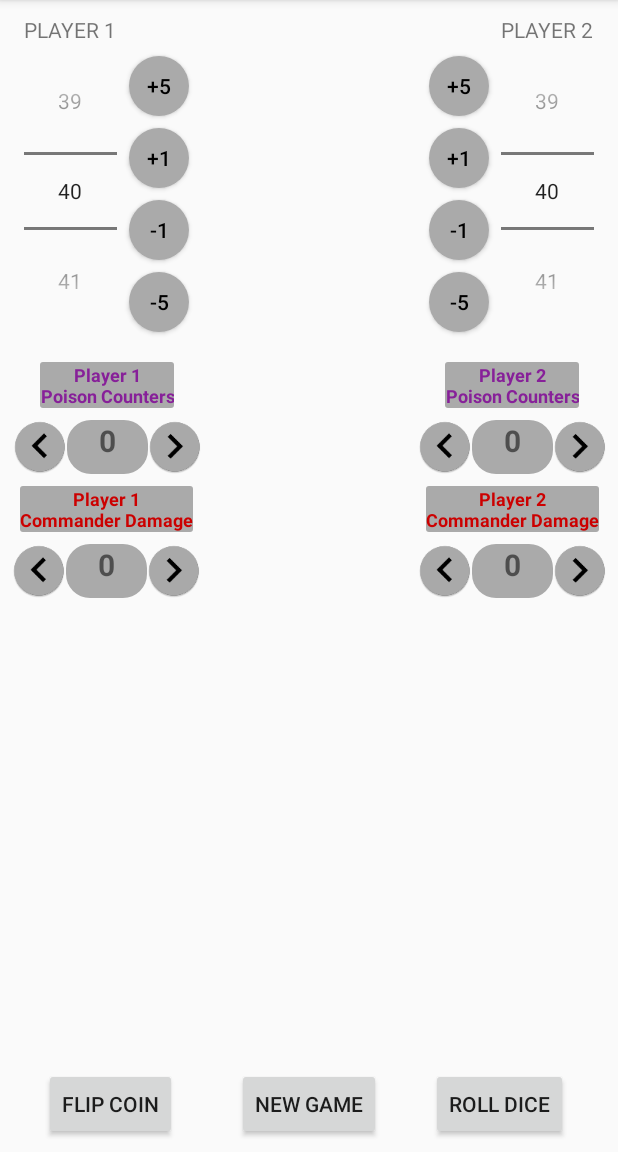
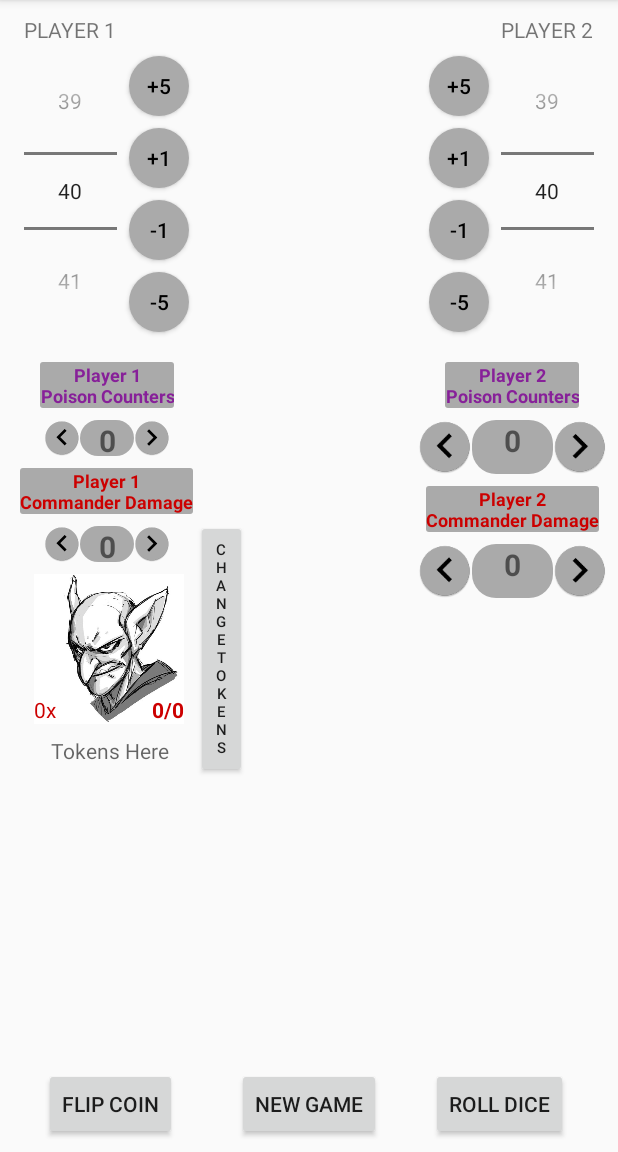
Before and after one commit to adiavishalom/AdisMTGLifeCounter, an Android app: the screen it shows after launch (MainActivity), on a phone screen of 412 x 824 dp, the part 84-1236 px from its top. Run offline under Robolectric (Android 15) with nearby library versions, the phone set to English and light mode, and no system bars.

Commit message:
Token Test

```diff
--- a/app/src/main/java/com/adiavishalom/adismtglifecounter/MainActivity.java
+++ b/app/src/main/java/com/adiavishalom/adismtglifecounter/MainActivity.java
@@ -11,7 +11,9 @@ import android.widget.NumberPicker;
 import android.widget.TextView;
 
 
-public class MainActivity extends AppCompatActivity{
+public class MainActivity
+        extends AppCompatActivity
+        implements TokenDialog.TokenDialogListener{
 
     private Button newGame;
     private Button rollDice;
@@ -33,6 +35,12 @@ public class MainActivity extends AppCompatActivity{
     private TextView player1Poison, player2Poison;
     private ImageView player1CommanderLeft, player1CommanderRight, player2CommanderLeft, player2CommanderRight;
     private TextView player1Commander, player2Commander;
+    private TextView tokenCount, tokenStats, tokenHistory;
+    private Button tokenChange;
+    private ImageView tokenImage;
+    private int tokenCountNumber;
+
+
 
 
     @Override
@@ -89,6 +97,16 @@ public class MainActivity extends AppCompatActivity{
         player2CommanderLeft = findViewById(R.id.player2CommanderLeft);
         player2CommanderRight = findViewById(R.id.player2CommanderRight);
 
+        tokenCount = findViewById(R.id.tokenCount);
+        tokenCountNumber = 0;
+        tokenStats = findViewById(R.id.tokenStats);
+        tokenHistory=findViewById(R.id.tokenHistory);
+        tokenChange= findViewById(R.id.tokenChange);
+        tokenImage = findViewById(R.id.tokenImage);
+        tokenImage.setImageResource(R.drawable.token_goblin);
+
+
+
         //New Game Button
         newGame.setOnClickListener(new View.OnClickListener() {
             @Override
@@ -100,6 +118,8 @@ public class MainActivity extends AppCompatActivity{
                 player2Poison.setText("0");
                 player1Commander.setText("0");
                 player2Commander.setText("0");
+                tokenCount.setText("0x");
+                tokenStats.setText("0/0");
             }
         });
 
@@ -174,6 +194,13 @@ public class MainActivity extends AppCompatActivity{
         });
 
         //Commander Damage End
+        //Token Buttons Start
+        tokenChange.setOnClickListener(new View.OnClickListener() {
+            @Override
+            public void onClick(View v) {
+                openTokenOptions();
+            }
+        });
         //PLAYER 1 BUTTONS END
 
 
@@ -307,5 +334,29 @@ public class MainActivity extends AppCompatActivity{
         return count;
     }
 
+    public void openTokenOptions()
+    {
+        TokenDialog tokenDialog = new TokenDialog();
+        tokenDialog.show(getSupportFragmentManager(), "token dialog");
+    }
+
+    @Override
+    public void applyGenerate(int amount, int power, int toughness)
+    {
+        int gained = amount-tokenCountNumber;
+        if (tokenCountNumber<amount)
+        {
+            tokenHistory.setText("You gained " + gained + " tokens");
+        }
+        if (tokenCountNumber>amount)
+        {
+            tokenHistory.setText("You lost " + gained + " tokens");
+        }
+        tokenStats.setText(power+"/"+toughness);
+        tokenCount.setText(amount + "x");
+
+//        textViewTokens.setText("You have, " + power + "/" + toughness + " tokens x" + amount);
+    }
+
 
 }
--- a/app/src/main/res/layout/activity_main.xml
+++ b/app/src/main/res/layout/activity_main.xml
@@ -148,8 +148,8 @@
 
     <ImageView
         android:id="@+id/player1PoisonLeft"
-        android:layout_width="36dp"
-        android:layout_height="36dp"
+        android:layout_width="24dp"
+        android:layout_height="24dp"
         app:layout_constraintBottom_toBottomOf="@+id/player1Poison"
         app:layout_constraintEnd_toStartOf="@+id/player1Poison"
         app:layout_constraintTop_toTopOf="@+id/player1Poison"
@@ -157,8 +157,8 @@
 
     <ImageView
         android:id="@+id/player1PoisonRight"
-        android:layout_width="36dp"
-        android:layout_height="36dp"
+        android:layout_width="24dp"
+        android:layout_height="24dp"
         app:layout_constraintBottom_toBottomOf="@+id/player1Poison"
         app:layout_constraintStart_toEndOf="@+id/player1Poison"
         app:layout_constraintTop_toTopOf="@+id/player1Poison"
@@ -166,8 +166,8 @@
 
     <TextView
         android:id="@+id/player1Poison"
-        android:layout_width="54dp"
-        android:layout_height="36dp"
+        android:layout_width="36dp"
+        android:layout_height="24dp"
         android:layout_marginTop="8dp"
         android:background="@drawable/counter_horizontal"
         android:textAlignment="center"
@@ -291,8 +291,8 @@
 
     <TextView
         android:id="@+id/player1Commander"
-        android:layout_width="54dp"
-        android:layout_height="36dp"
+        android:layout_width="36dp"
+        android:layout_height="24dp"
         android:layout_marginTop="8dp"
         android:background="@drawable/counter_horizontal"
         android:textAlignment="center"
@@ -314,8 +314,8 @@
 
     <ImageView
         android:id="@+id/player1CommanderRight"
-        android:layout_width="36dp"
-        android:layout_height="36dp"
+        android:layout_width="24dp"
+        android:layout_height="24dp"
         app:layout_constraintBottom_toBottomOf="@+id/player1Commander"
         app:layout_constraintStart_toEndOf="@+id/player1Commander"
         app:layout_constraintTop_toTopOf="@+id/player1Commander"
@@ -333,8 +333,8 @@
 
     <ImageView
         android:id="@+id/player1CommanderLeft"
-        android:layout_width="36dp"
-        android:layout_height="36dp"
+        android:layout_width="24dp"
+        android:layout_height="24dp"
         app:layout_constraintBottom_toBottomOf="@+id/player1Commander"
         app:layout_constraintEnd_toStartOf="@+id/player1Commander"
         app:layout_constraintTop_toTopOf="@+id/player1Commander"
@@ -375,4 +375,57 @@
         app:layout_constraintStart_toEndOf="@+id/newGame"
         app:layout_constraintTop_toTopOf="@+id/newGame" />
 
+    <ImageView
+        android:id="@+id/tokenImage"
+        android:layout_width="100dp"
+        android:layout_height="100dp"
+        android:layout_marginStart="8dp"
+        android:layout_marginTop="8dp"
+        app:layout_constraintEnd_toEndOf="@+id/player1CommanderTitle"
+        app:layout_constraintHorizontal_bias="0.18"
+        app:layout_constraintStart_toStartOf="@+id/player1CommanderTitle"
+        app:layout_constraintTop_toBottomOf="@+id/player1Commander"
+        tools:srcCompat="@drawable/token_goblin" />
+
+    <TextView
+        android:id="@+id/tokenStats"
+        android:layout_width="wrap_content"
+        android:layout_height="wrap_content"
+        android:text="0/0"
+        android:textColor="#CC0000"
+        android:textStyle="bold"
+        app:layout_constraintBottom_toBottomOf="@+id/tokenImage"
+        app:layout_constraintEnd_toEndOf="@+id/tokenImage" />
+
+    <TextView
+        android:id="@+id/tokenCount"
+        android:layout_width="wrap_content"
+        android:layout_height="wrap_content"
+        android:text="0x"
+        android:textColor="#CC0000"
+        app:layout_constraintBottom_toBottomOf="@+id/tokenImage"
+        app:layout_constraintStart_toStartOf="@+id/tokenImage" />
+
+    <TextView
+        android:id="@+id/tokenHistory"
+        android:layout_width="0dp"
+        android:layout_height="wrap_content"
+        android:layout_marginTop="8dp"
+        android:hint="Tokens Here"
+        android:textAlignment="center"
+        app:layout_constraintEnd_toEndOf="@+id/tokenImage"
+        app:layout_constraintStart_toStartOf="@+id/tokenImage"
+        app:layout_constraintTop_toBottomOf="@+id/tokenImage" />
+
+    <Button
+        android:id="@+id/tokenChange"
+        android:layout_width="34dp"
+        android:layout_height="172dp"
+        android:layout_marginStart="8dp"
+        android:text="Change Tokens"
+        android:textSize="10sp"
+        app:layout_constraintBottom_toBottomOf="@+id/tokenImage"
+        app:layout_constraintStart_toEndOf="@+id/tokenImage"
+        app:layout_constraintTop_toTopOf="@+id/tokenImage" />
+
 </android.support.constraint.ConstraintLayout>
```
Also changed, not shown: app/src/main/java/com/adiavishalom/adismtglifecounter/FlipCoin.java (+9 -9 lines), app/src/main/res/drawable-v24/token_goblin.jpg (added).
